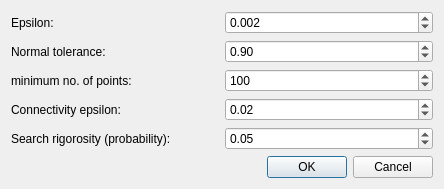
CGAL/cgal, file Polyhedron/demo/Polyhedron/Polyhedron_demo_point_set_shape_detection_plugin.ui: the form before one commit.
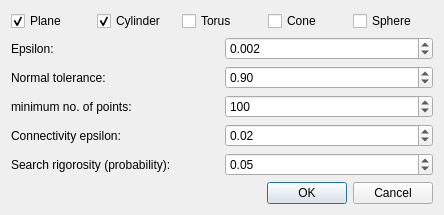
The form after the commit.

Commit message: Add checkboxes for the shapes

Patch:
```diff
--- a/Polyhedron/demo/Polyhedron/Polyhedron_demo_point_set_shape_detection_plugin.ui
+++ b/Polyhedron/demo/Polyhedron/Polyhedron_demo_point_set_shape_detection_plugin.ui
@@ -7,13 +7,58 @@
     <x>0</x>
     <y>0</y>
     <width>444</width>
-    <height>181</height>
+    <height>205</height>
    </rect>
   </property>
   <property name="windowTitle">
    <string>Shape Detection</string>
   </property>
   <layout class="QVBoxLayout" name="verticalLayout">
+   <item>
+    <layout class="QHBoxLayout" name="horizontalLayout_6">
+     <item>
+      <widget class="QCheckBox" name="planeCB">
+       <property name="text">
+        <string>Plane</string>
+       </property>
+       <property name="checked">
+        <bool>true</bool>
+       </property>
+      </widget>
+     </item>
+     <item>
+      <widget class="QCheckBox" name="cylinderCB">
+       <property name="text">
+        <string>Cylinder</string>
+       </property>
+       <property name="checked">
+        <bool>true</bool>
+       </property>
+      </widget>
+     </item>
+     <item>
+      <widget class="QCheckBox" name="torusCB">
+       <property name="text">
+        <string>Torus</string>
+       </property>
+      </widget>
+     </item>
+     <item>
+      <widget class="QCheckBox" name="coneCB">
+       <property name="text">
+        <string>Cone</string>
+       </property>
+      </widget>
+     </item>
+     <item>
+      <widget class="QCheckBox" name="sphereCB">
+       <property name="text">
+        <string>Sphere</string>
+       </property>
+      </widget>
+     </item>
+    </layout>
+   </item>
    <item>
     <layout class="QHBoxLayout" name="horizontalLayout_2">
      <item>
```
The commit also changes 1 other file.
